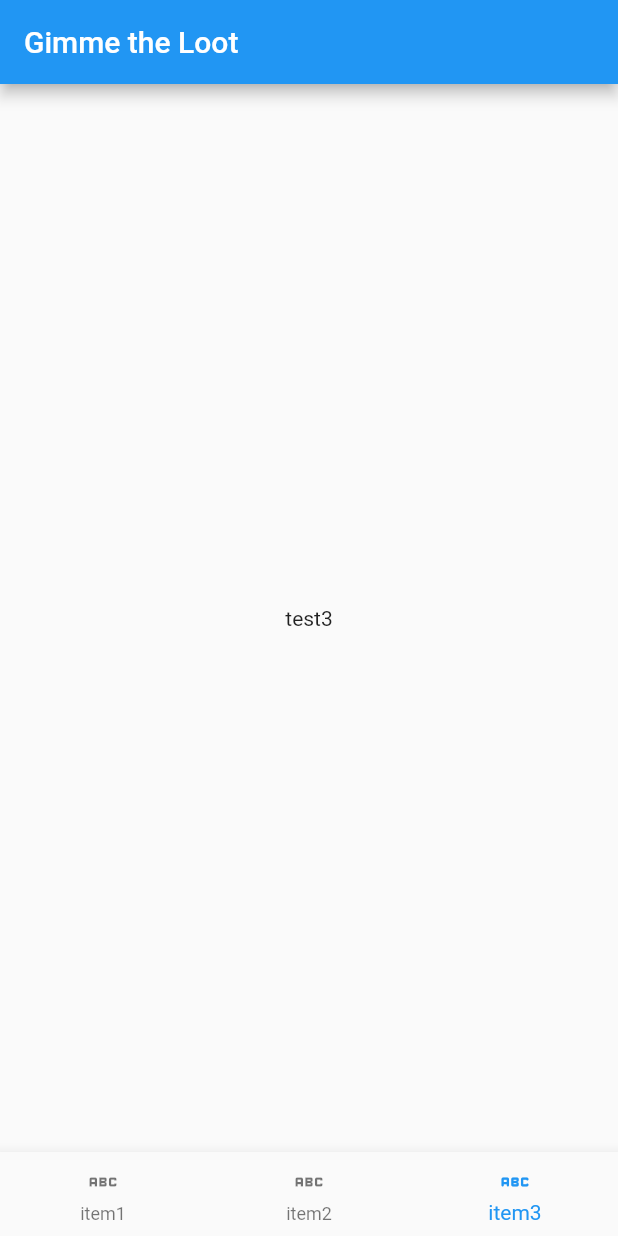
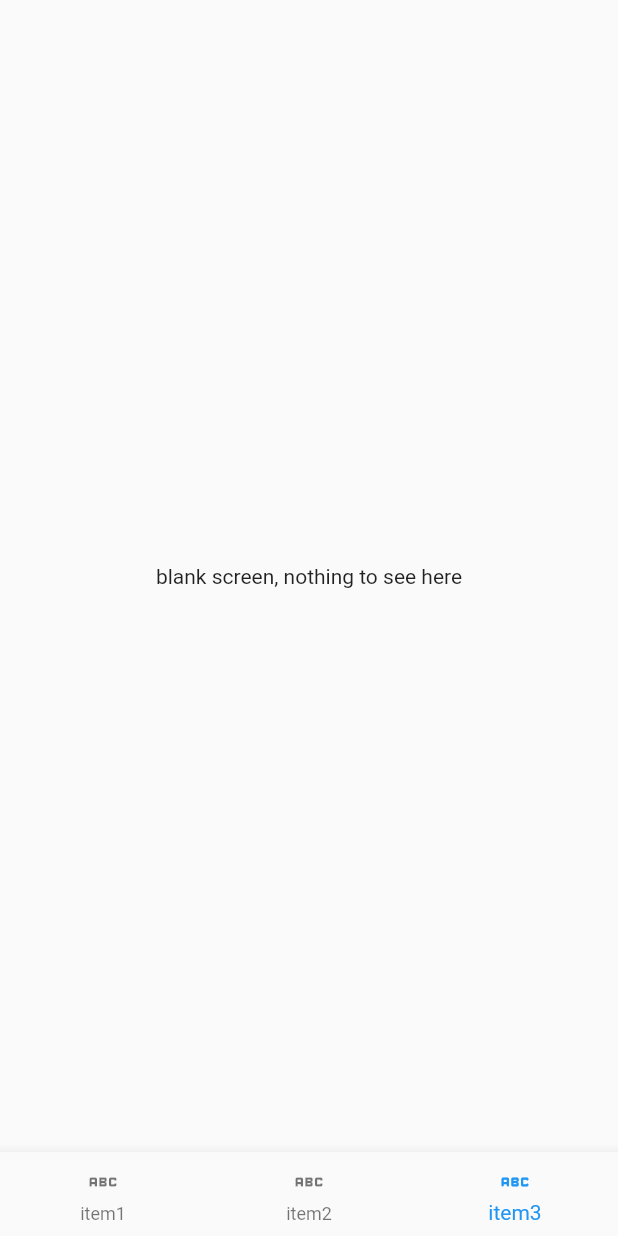
Before and after one commit to MaxMcRolly/gimme-the-loot, a Flutter app: the screen it shows after launch, swiped to page 3, on a phone screen of 412 x 824 dp. Run offline on Flutter 3.47's test engine with Material 2 defaults, Android fonts, the phone set to English and light mode, and no system bars; our stand-ins replace bloc, equatable, flutter_bloc.

Commit message:
Made pageview use real screens

```diff
--- a/gimme_the_loot/lib/home/screens/home_screen.dart
+++ b/gimme_the_loot/lib/home/screens/home_screen.dart
@@ -1,4 +1,5 @@
 import "package:gimme_the_loot/imports.dart";
+import 'package:gimme_the_loot/investing/screens/investing.dart';
 
 class HomeScreen extends StatefulWidget {
   HomeScreen({Key? key}) : super(key: key);
@@ -15,7 +16,7 @@ class _HomeScreenState extends State<HomeScreen> {
     return BlocBuilder<PageViewCubit, PageViewState>(
       builder: (context, state) {
         return Scaffold(
-          appBar: AppBar(title: Text("Gimme the Loot")),
+          // appBar: AppBar(title: Text("Gimme the Loot")),
           body: PageView(
             onPageChanged: (value) {
               context
@@ -24,19 +25,11 @@ class _HomeScreenState extends State<HomeScreen> {
             },
             controller: homePageController,
             children: [
+              FinancesScreen(),
+              InvestingScreen(),
               Scaffold(
                 body: Center(
-                  child: Text("test1"),
-                ),
-              ),
-              Scaffold(
-                body: Center(
-                  child: Text("test2"),
-                ),
-              ),
-              Scaffold(
-                body: Center(
-                  child: Text("test3"),
+                  child: Text("blank screen, nothing to see here"),
                 ),
               ),
             ],
```
